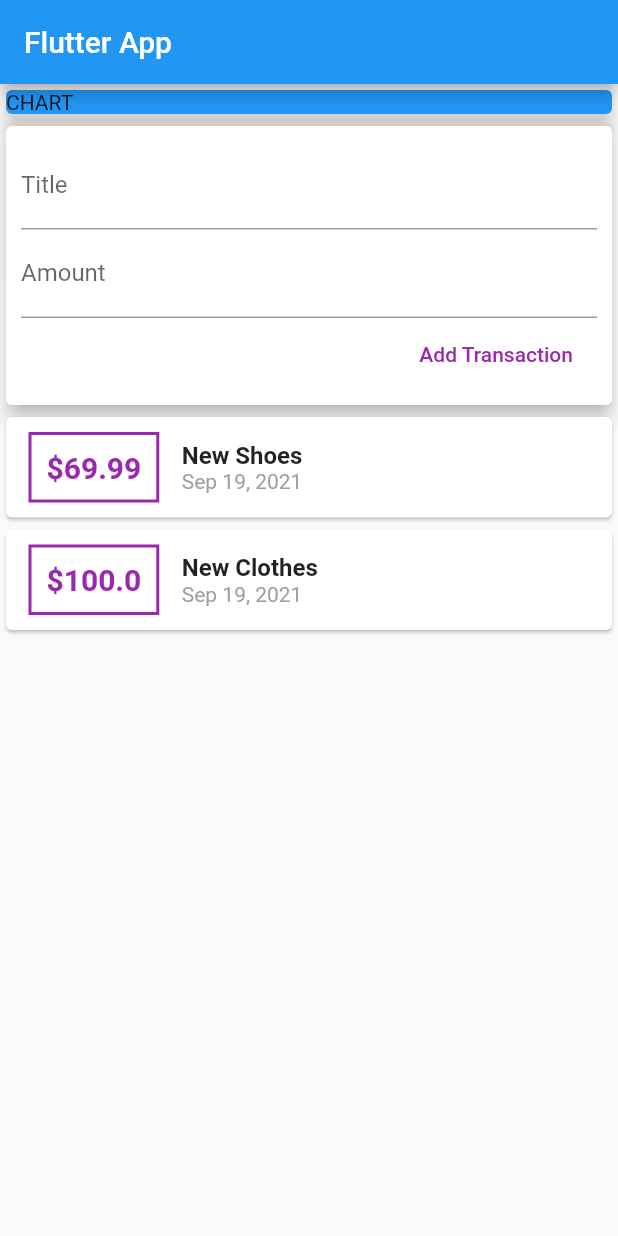
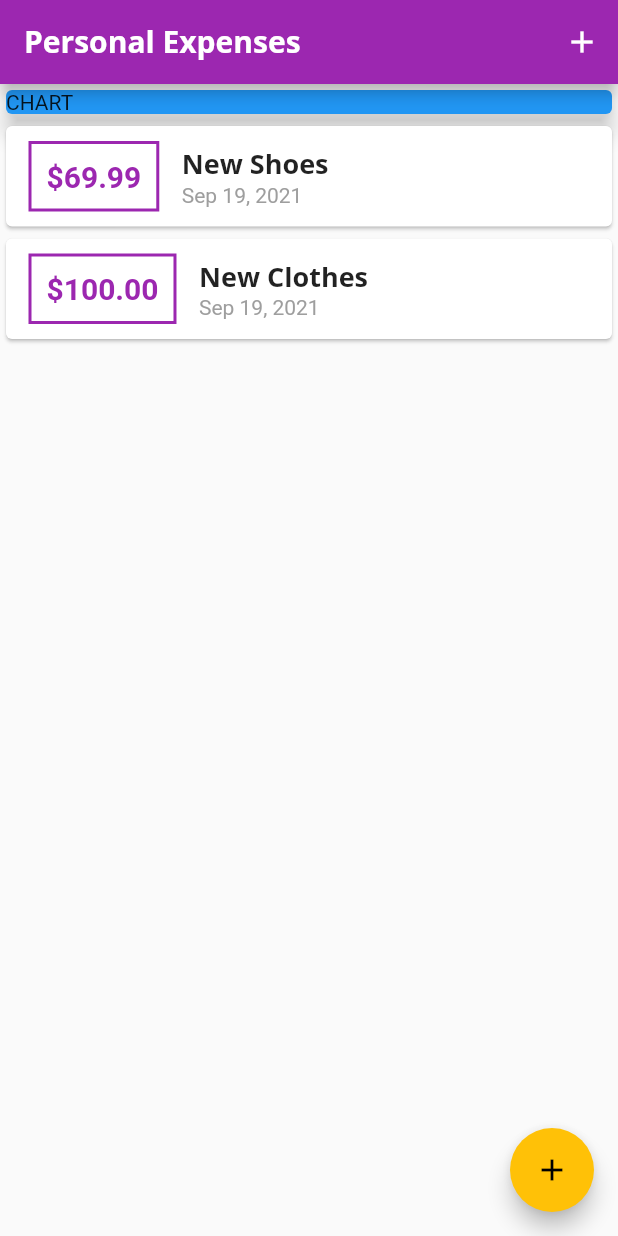
Before and after one commit to henrylong719/flutter_projects, a Flutter app: the screen it shows after launch, on a phone screen of 412 x 824 dp. Run offline on Flutter 3.47's test engine with Material 2 defaults, Android fonts, the phone set to English and light mode, and no system bars; our stand-ins replace animated_text_kit, audioplayers, cloud_firestore, firebase_auth, firebase_core, flutter_spinkit and 4 more; accounts and stored records are empty.

Commit message:
add theme font

```diff
--- a/personal_expenses_app/lib/main.dart
+++ b/personal_expenses_app/lib/main.dart
@@ -2,7 +2,6 @@
 import 'package:flutter_complete_guide/models/transaction.dart';
 import 'package:flutter_complete_guide/widgets/new_transaction.dart';
 import 'package:flutter_complete_guide/widgets/transaction_list.dart';
-import 'package:flutter_complete_guide/widgets/user_transactions.dart';
 import 'package:intl/intl.dart';
 // import ;
 
@@ -12,21 +11,85 @@
   @override
   Widget build(BuildContext context) {
     return MaterialApp(
-      title: 'Flutter App',
+      title: 'Personal Expenses',
+      theme: ThemeData(
+        primarySwatch: Colors.purple,
+        accentColor: Colors.amber,
+        fontFamily: 'Quicksand',
+        textTheme: ThemeData.light().textTheme.copyWith(
+              headline6: TextStyle(
+                fontFamily: 'OpenSans',
+                fontSize: 18,
+                fontWeight: FontWeight.bold,
+              ),
+            ),
+        appBarTheme: AppBarTheme(
+          textTheme: ThemeData.light().textTheme.copyWith(
+                headline6: TextStyle(
+                    fontFamily: 'OpenSans',
+                    fontSize: 20,
+                    fontWeight: FontWeight.bold),
+              ),
+        ),
+      ),
       home: MyHomePage(),
     );
   }
 }
 
-class MyHomePage extends StatelessWidget {
+class MyHomePage extends StatefulWidget {
+  @override
+  _MyHomePageState createState() => _MyHomePageState();
+}
+
+class _MyHomePageState extends State<MyHomePage> {
+  final List<Transaction> _userTransactions = [
+    Transaction(
+        id: 't1', title: 'New Shoes', amount: 69.99, date: DateTime.now()),
+    Transaction(
+        id: 't2', title: 'New Clothes', amount: 100.00, date: DateTime.now())
+  ];
+
+  void _addNewTransaction(String txTitle, double txAmount) {
+    final newTx = Transaction(
+      id: DateTime.now().toString(),
+      title: txTitle,
+      amount: txAmount,
+      date: DateTime.now(),
+    );
+
+    setState(() {
+      _userTransactions.add(newTx);
+    });
+  }
+
+  void _startAddNewTransaction(BuildContext ctx) {
+    showModalBottomSheet(
+        context: context,
+        builder: (_) {
+          return GestureDetector(
+            onTap: () {},
+            child: NewTransaction(_addNewTransaction),
+            behavior: HitTestBehavior.opaque,
+          );
+        });
+  }
+
   final titleController = TextEditingController();
+
   final amountController = TextEditingController();
 
   @override
-  Widget build(BuildContext context) {
+  Widget build(BuildContext ctx) {
     return Scaffold(
       appBar: AppBar(
-          title: Text('Flutter App'),
+        title: Text('Personal Expenses'),
+        actions: [
+          IconButton(
+            onPressed: () => _startAddNewTransaction(ctx),
+            icon: Icon(Icons.add),
+          )
+        ],
       ),
       body: Column(
         // mainAxisAlignment: MainAxisAlignment.spaceAround,
@@ -40,8 +103,13 @@
               elevation: 6,
             ),
           ),
-            UserTransactions()
+          TransactionList(_userTransactions)
         ],
-        ));
+      ),
+      floatingActionButton: FloatingActionButton(
+        child: Icon(Icons.add),
+        onPressed: () => _startAddNewTransaction(ctx),
+      ),
+    );
   }
 }
--- a/personal_expenses_app/lib/widgets/transaction_list.dart
+++ b/personal_expenses_app/lib/widgets/transaction_list.dart
@@ -3,40 +3,43 @@
 import 'package:intl/intl.dart';
 
 class TransactionList extends StatelessWidget {
-  final List<Transaction> _transaction;
+  final List<Transaction> _transactions;
 
-  TransactionList(this._transaction);
+  TransactionList(this._transactions);
 
   @override
   Widget build(BuildContext context) {
-    return Column(
-      children: _transaction.map((tx) {
+    return Container(
+      height: 450,
+      child: ListView.builder(
+        itemBuilder: (ctx, index) {
           return Card(
             child: Row(
               children: [
                 Container(
                   margin: EdgeInsets.symmetric(vertical: 10, horizontal: 15),
                   decoration: BoxDecoration(
-                  border: Border.all(color: Colors.purple, width: 2),
+                    border: Border.all(
+                        color: Theme.of(context).primaryColor, width: 2),
                   ),
                   padding: EdgeInsets.all(10),
                   child: Text(
-                  '\$${tx.amount}',
+                    '\$${_transactions[index].amount.toStringAsFixed(2)}',
                     style: TextStyle(
                         fontWeight: FontWeight.bold,
                         fontSize: 20,
-                      color: Colors.purple),
+                        color: Theme.of(context).primaryColor),
                   ),
                 ),
                 Column(
                   crossAxisAlignment: CrossAxisAlignment.start,
                   children: [
                     Text(
-                    tx.title,
-                    style: TextStyle(fontWeight: FontWeight.bold, fontSize: 16),
+                      _transactions[index].title,
+                      style: Theme.of(context).textTheme.title,
                     ),
                     Text(
-                    DateFormat.yMMMd().format(tx.date),
+                      DateFormat.yMMMd().format(_transactions[index].date),
                       style: TextStyle(color: Colors.grey),
                     ),
                   ],
@@ -44,7 +47,9 @@
               ],
             ),
           );
-      }).toList(),
+        },
+        itemCount: _transactions.length,
+      ),
     );
   }
 }
--- a/personal_expenses_app/lib/widgets/user_transactions.dart
+++ /dev/null
@@ -1,38 +0,0 @@
-import 'package:flutter/material.dart';
-import 'package:flutter_complete_guide/models/transaction.dart';
-import 'package:flutter_complete_guide/widgets/new_transaction.dart';
-import 'package:flutter_complete_guide/widgets/transaction_list.dart';
-
-class UserTransactions extends StatefulWidget {
-  @override
-  _UserTransactionsState createState() => _UserTransactionsState();
-}
-
-class _UserTransactionsState extends State<UserTransactions> {
-  final List<Transaction> _userTransactions = [
-    Transaction(
-        id: 't1', title: 'New Shoes', amount: 69.99, date: DateTime.now()),
-    Transaction(
-        id: 't2', title: 'New Clothes', amount: 100.00, date: DateTime.now())
-  ];
-
-  void _addNewTransaction(String txTitle, double txAmount) {
-    final newTx = Transaction(
-        id: DateTime.now().toString(),
-        title: txTitle,
-        amount: txAmount,
-        date: DateTime.now());
-
-    setState(() {
-      _userTransactions.add(newTx);
-    });
-  }
-
-  @override
-  Widget build(BuildContext context) {
-    return Column(children: [
-      NewTransaction(_addNewTransaction),
-      TransactionList(_userTransactions)
-    ]);
-  }
-}
```
Also changed, not shown: personal_expenses_app/lib/widgets/new_transaction.dart (+28 -9 lines), personal_expenses_app/pubspec.yaml (+12 -6 lines), personal_expenses_app/assets/fonts/OpenSans-Bold.ttf (added), personal_expenses_app/assets/fonts/OpenSans-Regular.ttf (added), personal_expenses_app/assets/fonts/Quicksand-Bold.ttf (added), personal_expenses_app/assets/fonts/Quicksand-Light.ttf (added), personal_expenses_app/assets/fonts/Quicksand-Medium.ttf (added), personal_expenses_app/assets/fonts/Quicksand-Regular.ttf (added). Lines whose indentation alone changed are shown as unchanged.
